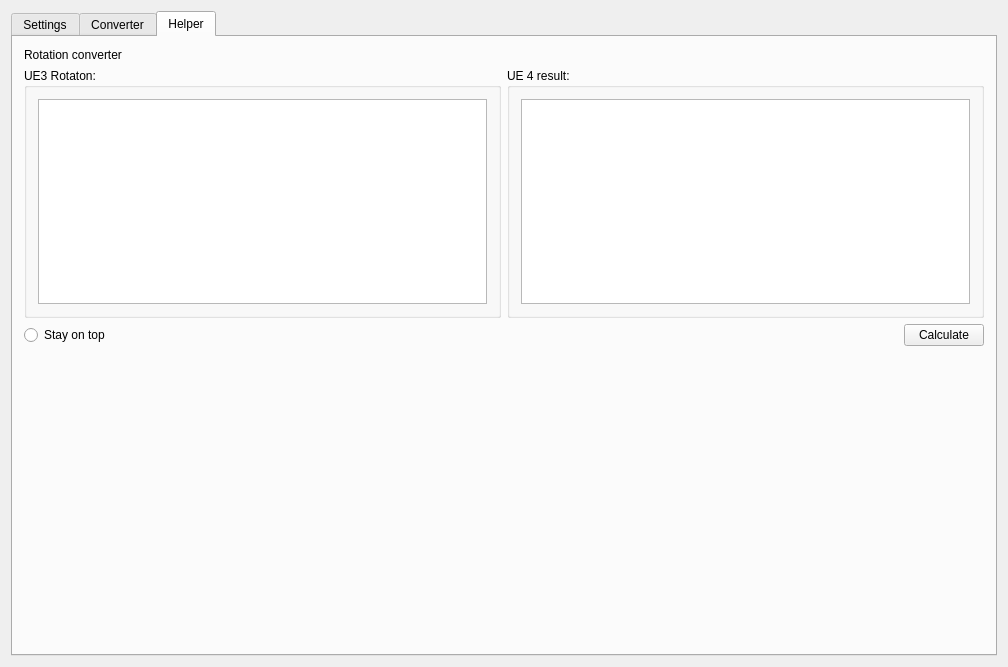
Qt form mainwindow.ui (rsimenok/UDK2UE4Tools) before a commit.
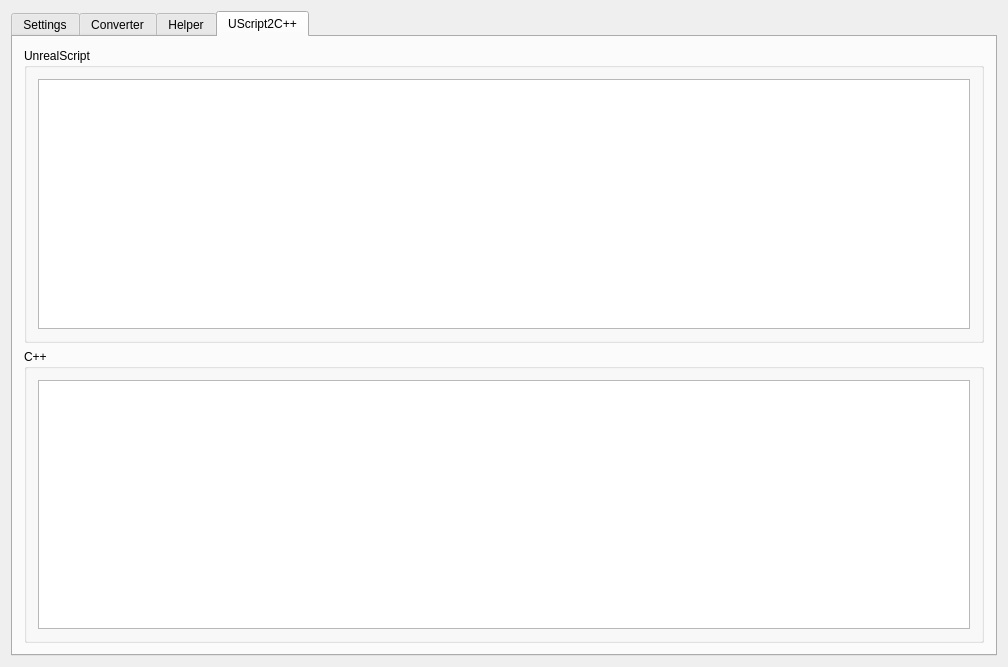
The same form after that commit. The open tabs and pages were chosen to show the change.

Commit message:
Виправлення в Helpers
- Тепер адекватно стає поверх всіх вікон
- Обробляє будь-яку кількість поворотів в будь-якому вигляді та очищає
все окрім поворотів

Patch:
```diff
--- a/mainwindow.ui
+++ b/mainwindow.ui
@@ -405,6 +405,37 @@
         </item>
        </layout>
       </widget>
+      <widget class="QWidget" name="tab_4">
+       <attribute name="title">
+        <string>UScript2C++</string>
+       </attribute>
+       <layout class="QVBoxLayout" name="verticalLayout_7">
+        <item>
+         <widget class="QGroupBox" name="groupBox_4">
+          <property name="title">
+           <string>UnrealScript</string>
+          </property>
+          <layout class="QGridLayout" name="gridLayout_4">
+           <item row="0" column="0">
+            <widget class="QTextBrowser" name="UScriptSource"/>
+           </item>
+          </layout>
+         </widget>
+        </item>
+        <item>
+         <widget class="QGroupBox" name="groupBox_6">
+          <property name="title">
+           <string>C++</string>
+          </property>
+          <layout class="QGridLayout" name="gridLayout_2">
+           <item row="0" column="0">
+            <widget class="QTextEdit" name="UCppSource"/>
+           </item>
+          </layout>
+         </widget>
+        </item>
+       </layout>
+      </widget>
      </widget>
     </item>
    </layout>
```
The commit also changes 1 other file.
